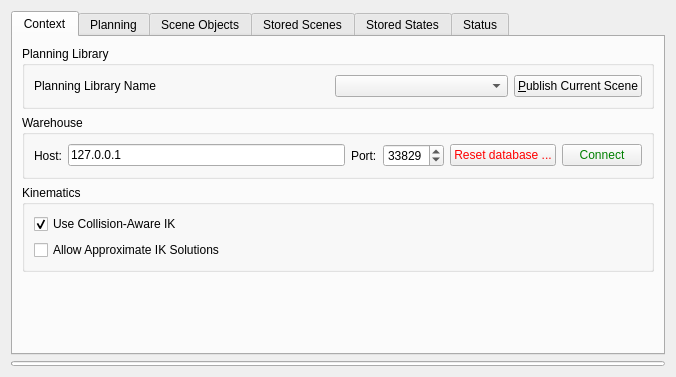
moveit/moveit, file moveit_ros/visualization/motion_planning_rviz_plugin/src/ui/motion_planning_rviz_plugin_frame.ui: the form before one commit.
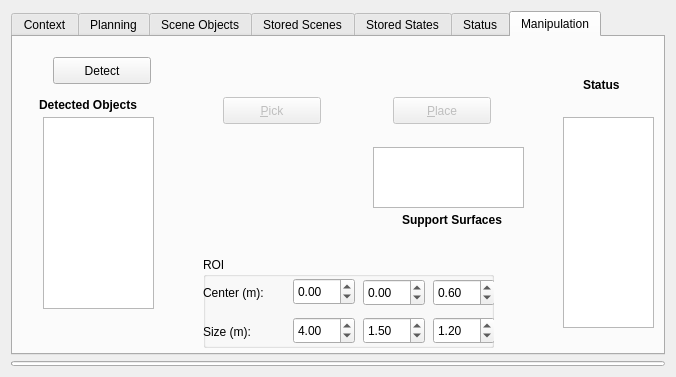
The form after the commit.

Commit message: adding manipulation tab, fixed bugs in planning scene interface

Patch:
```diff
--- a/moveit_ros/visualization/motion_planning_rviz_plugin/src/ui/motion_planning_rviz_plugin_frame.ui
+++ b/moveit_ros/visualization/motion_planning_rviz_plugin/src/ui/motion_planning_rviz_plugin_frame.ui
@@ -26,7 +26,7 @@
       <bool>false</bool>
      </property>
      <property name="currentIndex">
-      <number>0</number>
+      <number>6</number>
      </property>
      <widget class="QWidget" name="context">
       <attribute name="title">
@@ -1153,6 +1153,282 @@
        </item>
       </layout>
      </widget>
+     <widget class="QWidget" name="manipulation">
+      <attribute name="title">
+       <string>Manipulation</string>
+      </attribute>
+      <widget class="QPushButton" name="detect_objects_button">
+       <property name="geometry">
+        <rect>
+         <x>40</x>
+         <y>20</y>
+         <width>98</width>
+         <height>27</height>
+        </rect>
+       </property>
+       <property name="text">
+        <string>Detect</string>
+       </property>
+      </widget>
+      <widget class="QLabel" name="label_10">
+       <property name="geometry">
+        <rect>
+         <x>26</x>
+         <y>60</y>
+         <width>131</width>
+         <height>17</height>
+        </rect>
+       </property>
+       <property name="text">
+        <string>&lt;html&gt;&lt;head/&gt;&lt;body&gt;&lt;p&gt;&lt;span style=&quot; font-weight:600;&quot;&gt;Detected Objects&lt;/span&gt;&lt;/p&gt;&lt;/body&gt;&lt;/html&gt;</string>
+       </property>
+       <property name="textFormat">
+        <enum>Qt::RichText</enum>
+       </property>
+      </widget>
+      <widget class="QPushButton" name="pick_button">
+       <property name="enabled">
+        <bool>false</bool>
+       </property>
+       <property name="geometry">
+        <rect>
+         <x>210</x>
+         <y>60</y>
+         <width>98</width>
+         <height>27</height>
+        </rect>
+       </property>
+       <property name="text">
+        <string>&amp;Pick</string>
+       </property>
+      </widget>
+      <widget class="QPushButton" name="place_button">
+       <property name="enabled">
+        <bool>false</bool>
+       </property>
+       <property name="geometry">
+        <rect>
+         <x>380</x>
+         <y>60</y>
+         <width>98</width>
+         <height>27</height>
+        </rect>
+       </property>
+       <property name="text">
+        <string>&amp;Place</string>
+       </property>
+      </widget>
+      <widget class="QTextEdit" name="textEdit">
+       <property name="geometry">
+        <rect>
+         <x>550</x>
+         <y>80</y>
+         <width>91</width>
+         <height>211</height>
+        </rect>
+       </property>
+      </widget>
+      <widget class="QLabel" name="label_11">
+       <property name="geometry">
+        <rect>
+         <x>570</x>
+         <y>40</y>
+         <width>51</width>
+         <height>17</height>
+        </rect>
+       </property>
+       <property name="text">
+        <string>&lt;html&gt;&lt;head/&gt;&lt;body&gt;&lt;p&gt;&lt;span style=&quot; font-weight:600;&quot;&gt;Status&lt;/span&gt;&lt;/p&gt;&lt;/body&gt;&lt;/html&gt;</string>
+       </property>
+      </widget>
+      <widget class="QListWidget" name="detected_objects_list">
+       <property name="geometry">
+        <rect>
+         <x>30</x>
+         <y>80</y>
+         <width>111</width>
+         <height>192</height>
+        </rect>
+       </property>
+      </widget>
+      <widget class="QGroupBox" name="groupBox_7">
+       <property name="geometry">
+        <rect>
+         <x>190</x>
+         <y>220</y>
+         <width>291</width>
+         <height>91</height>
+        </rect>
+       </property>
+       <property name="title">
+        <string>ROI</string>
+       </property>
+       <widget class="QLabel" name="label_12">
+        <property name="geometry">
+         <rect>
+          <x>0</x>
+          <y>27</y>
+          <width>81</width>
+          <height>17</height>
+         </rect>
+        </property>
+        <property name="text">
+         <string>Center (m): </string>
+        </property>
+       </widget>
+       <widget class="QLabel" name="label_14">
+        <property name="geometry">
+         <rect>
+          <x>0</x>
+          <y>66</y>
+          <width>81</width>
+          <height>17</height>
+         </rect>
+        </property>
+        <property name="text">
+         <string>Size (m): </string>
+        </property>
+       </widget>
+       <widget class="QDoubleSpinBox" name="roi_center_x">
+        <property name="geometry">
+         <rect>
+          <x>90</x>
+          <y>21</y>
+          <width>62</width>
+          <height>27</height>
+         </rect>
+        </property>
+        <property name="minimum">
+         <double>-99.000000000000000</double>
+        </property>
+        <property name="singleStep">
+         <double>0.010000000000000</double>
+        </property>
+       </widget>
+       <widget class="QDoubleSpinBox" name="roi_center_y">
+        <property name="geometry">
+         <rect>
+          <x>160</x>
+          <y>22</y>
+          <width>62</width>
+          <height>27</height>
+         </rect>
+        </property>
+        <property name="minimum">
+         <double>-99.000000000000000</double>
+        </property>
+        <property name="singleStep">
+         <double>0.010000000000000</double>
+        </property>
+       </widget>
+       <widget class="QDoubleSpinBox" name="roi_center_z">
+        <property name="geometry">
+         <rect>
+          <x>230</x>
+          <y>22</y>
+          <width>62</width>
+          <height>27</height>
+         </rect>
+        </property>
+        <property name="minimum">
+         <double>-99.000000000000000</double>
+        </property>
+        <property name="singleStep">
+         <double>0.010000000000000</double>
+        </property>
+        <property name="value">
+         <double>0.600000000000000</double>
+        </property>
+       </widget>
+       <widget class="QDoubleSpinBox" name="roi_size_x">
+        <property name="geometry">
+         <rect>
+          <x>90</x>
+          <y>60</y>
+          <width>62</width>
+          <height>27</height>
+         </rect>
+        </property>
+        <property name="singleStep">
+         <double>0.010000000000000</double>
+        </property>
+        <property name="value">
+         <double>4.000000000000000</double>
+        </property>
+       </widget>
+       <widget class="QDoubleSpinBox" name="roi_size_y">
+        <property name="geometry">
+         <rect>
+          <x>160</x>
+          <y>60</y>
+          <width>62</width>
+          <height>27</height>
+         </rect>
+        </property>
+        <property name="singleStep">
+         <double>0.010000000000000</double>
+        </property>
+        <property name="value">
+         <double>1.500000000000000</double>
+        </property>
+       </widget>
+       <widget class="QDoubleSpinBox" name="roi_center_y_value_3">
+        <property name="geometry">
+         <rect>
+          <x>320</x>
+          <y>110</y>
+          <width>62</width>
+          <height>27</height>
+         </rect>
+        </property>
+       </widget>
+       <widget class="QDoubleSpinBox" name="roi_size_z">
+        <property name="geometry">
+         <rect>
+          <x>230</x>
+          <y>60</y>
+          <width>62</width>
+          <height>27</height>
+         </rect>
+        </property>
+        <property name="singleStep">
+         <double>0.010000000000000</double>
+        </property>
+        <property name="value">
+         <double>1.200000000000000</double>
+        </property>
+       </widget>
+      </widget>
+      <widget class="QListWidget" name="support_surfaces_list">
+       <property name="geometry">
+        <rect>
+         <x>360</x>
+         <y>110</y>
+         <width>151</width>
+         <height>61</height>
+        </rect>
+       </property>
+      </widget>
+      <widget class="QLabel" name="label_15">
+       <property name="geometry">
+        <rect>
+         <x>389</x>
+         <y>173</y>
+         <width>121</width>
+         <height>20</height>
+        </rect>
+       </property>
+       <property name="font">
+        <font>
+         <weight>75</weight>
+         <bold>true</bold>
+        </font>
+       </property>
+       <property name="text">
+        <string>Support Surfaces</string>
+       </property>
+      </widget>
+     </widget>
     </widget>
    </item>
    <item>
```
Left out of the diff: 2 changed lines with no effect on the pictures. The commit also changes 23 other files.
